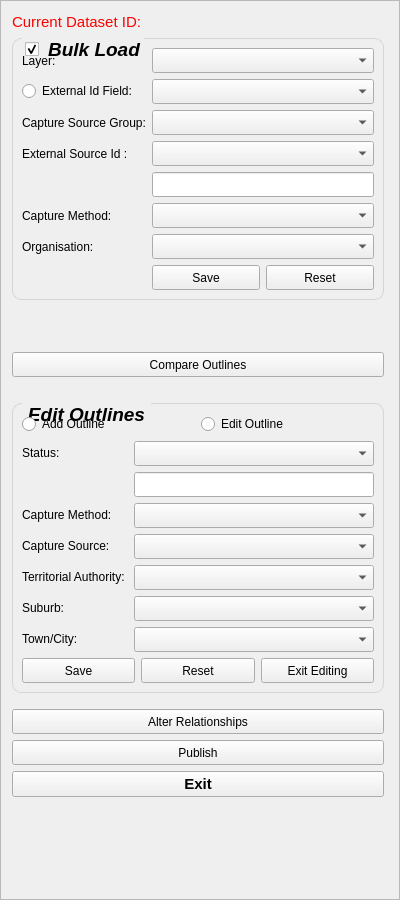
The window that buildings/gui/bulk_load.ui (linz/nz-buildings) describes before a commit, drawn with Qt 5.
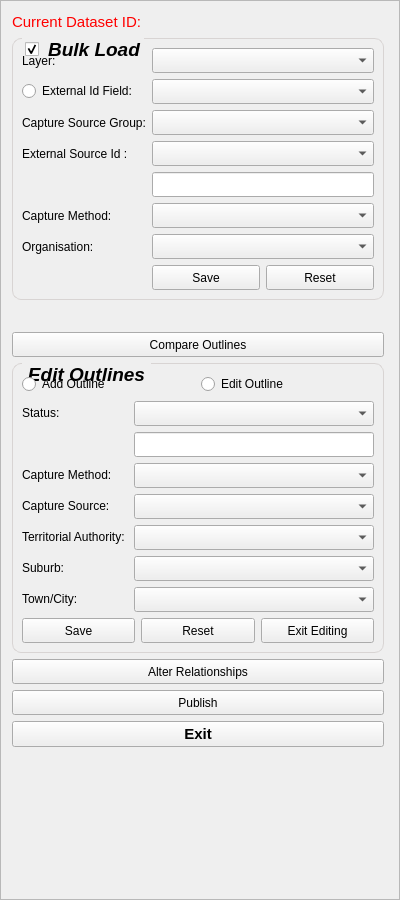
The same window after the commit. Custom widgets are drawn as their Qt base class.

Commit message: vertical spacer change

```diff
--- a/buildings/gui/bulk_load.ui
+++ b/buildings/gui/bulk_load.ui
@@ -77,9 +77,9 @@
       <property name="geometry">
        <rect>
         <x>0</x>
-        <y>-76</y>
-        <width>377</width>
-        <height>970</height>
+        <y>0</y>
+        <width>390</width>
+        <height>894</height>
        </rect>
       </property>
       <property name="sizePolicy">
@@ -383,22 +383,6 @@
          </layout>
         </widget>
        </item>
-       <item>
-        <spacer name="verticalSpacer_2">
-         <property name="orientation">
-          <enum>Qt::Vertical</enum>
-         </property>
-         <property name="sizeType">
-          <enum>QSizePolicy::Fixed</enum>
-         </property>
-         <property name="sizeHint" stdset="0">
-          <size>
-           <width>20</width>
-           <height>20</height>
-          </size>
-         </property>
-        </spacer>
-       </item>
        <item>
         <layout class="QHBoxLayout" name="horizontalLayout">
          <item>
@@ -460,22 +444,6 @@
          </property>
         </widget>
        </item>
-       <item>
-        <spacer name="verticalSpacer_3">
-         <property name="orientation">
-          <enum>Qt::Vertical</enum>
-         </property>
-         <property name="sizeType">
-          <enum>QSizePolicy::Fixed</enum>
-         </property>
-         <property name="sizeHint" stdset="0">
-          <size>
-           <width>20</width>
-           <height>20</height>
-          </size>
-         </property>
-        </spacer>
-       </item>
        <item>
         <widget class="QGroupBox" name="grpb_edits">
          <property name="sizePolicy">
@@ -817,22 +785,6 @@
          <zorder>lb_town</zorder>
         </widget>
        </item>
-       <item>
-        <spacer name="verticalSpacer_4">
-         <property name="orientation">
-          <enum>Qt::Vertical</enum>
-         </property>
-         <property name="sizeType">
-          <enum>QSizePolicy::Fixed</enum>
-         </property>
-         <property name="sizeHint" stdset="0">
-          <size>
-           <width>20</width>
-           <height>10</height>
-          </size>
-         </property>
-        </spacer>
-       </item>
        <item>
         <widget class="QPushButton" name="btn_alter_rel">
          <property name="sizePolicy">
@@ -931,8 +883,8 @@
          </property>
          <property name="sizeHint" stdset="0">
           <size>
-           <width>20</width>
-           <height>40</height>
+           <width>0</width>
+           <height>0</height>
           </size>
          </property>
         </spacer>
```
